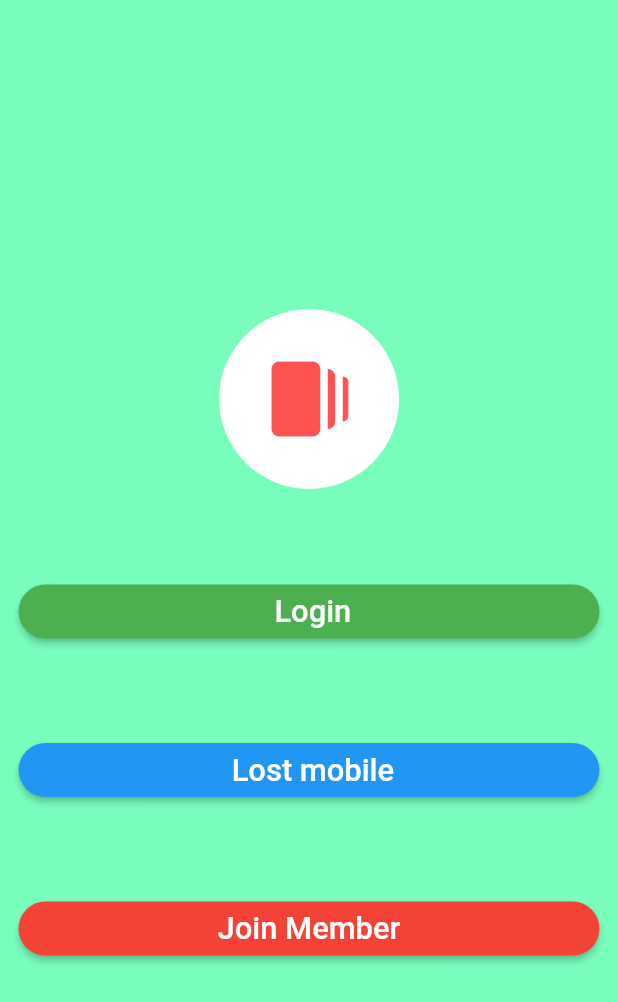
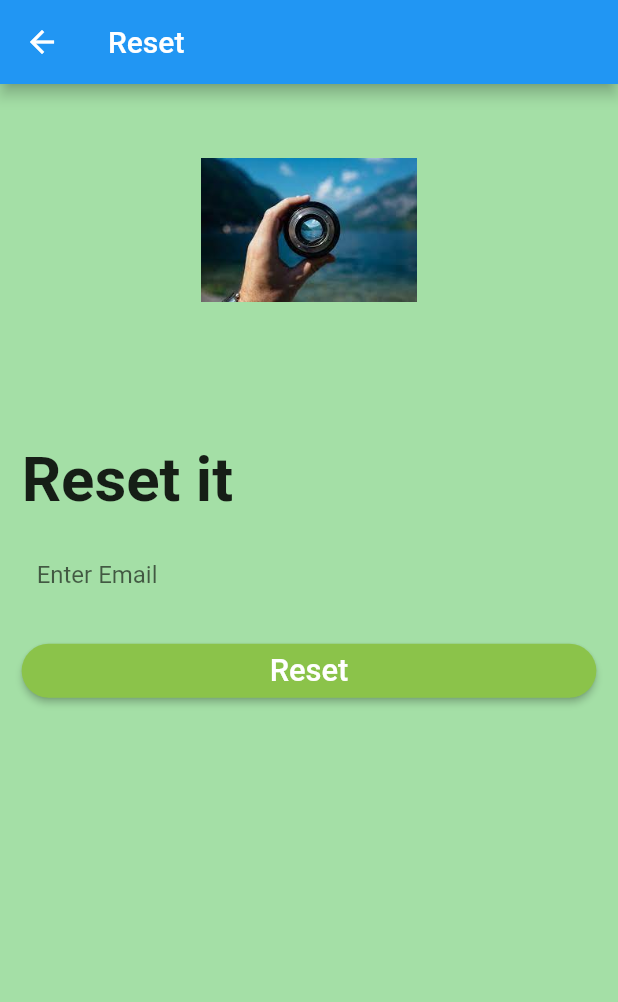
Before and after one commit to 047MuhammadYousuf/Web_services, a Flutter app: the screen it shows after launch, after a tap on "Lost mobile", on a phone screen of 412 x 824 dp. Shown: the top 1002 px of the screen. Run offline on Flutter 3.47's test engine with Material 2 defaults, Android fonts, the phone set to English and light mode, and no system bars; our stand-ins replace local_auth, qr_flutter; missing offline and left inert: qr_code_scanner.

Commit message:
Lost_screen_add

```diff
--- a/lib/main.dart
+++ b/lib/main.dart
@@ -2,6 +2,7 @@ import 'dart:async';
 
 import 'package:flutter/material.dart';
 import 'package:web_services/screen/landing.dart';
+import 'package:web_services/screen/lostmobile.dart';
 
 void main() {
   runApp(const MyApp());
@@ -90,7 +91,8 @@ class _MyHomePageState extends State<MyHomePage> {
                       textAlign: TextAlign.center,
                       style: TextStyle(
                           color: Colors.white,
-                          fontSize: MediaQuery.of(context).size.width*0.045,
+                          fontSize: MediaQuery.of(context).size.width*0.045
+                          ,
                           fontWeight: FontWeight.bold,
                       ),
                     )
--- a/lib/screen/landing.dart
+++ b/lib/screen/landing.dart
@@ -1,5 +1,6 @@
 import 'package:flutter/material.dart';
 import 'package:web_services/screen/login.dart';
+import 'package:web_services/screen/lostmobile.dart';
 import 'package:web_services/screen/qrcode/home.dart';
 
 class landing extends StatefulWidget {
@@ -57,7 +58,9 @@ class _landingState extends State<landing> {
             height: MediaQuery.of(context).size.height * 0.07,
           ),
           ElevatedButton(
-              onPressed: () {},
+              onPressed: () {
+                Navigator.push(context, MaterialPageRoute(builder: (context)=>ForgetPassword()));
+              },
               style: ElevatedButton.styleFrom(
                 primary: Colors.blue,
                 shape: new RoundedRectangleBorder(
--- /dev/null
+++ b/lib/screen/lostmobile.dart
@@ -0,0 +1,73 @@
+import 'package:flutter/material.dart';
+import 'package:web_services/screen/qrcode/widgets.dart';
+
+class ForgetPassword extends StatefulWidget {
+  const ForgetPassword({Key? key}) : super(key: key);
+
+  @override
+  State<ForgetPassword> createState() => _ForgetPasswordState();
+}
+
+class _ForgetPasswordState extends State<ForgetPassword> {
+  @override
+  Widget build(BuildContext context) {
+    return Scaffold(
+      appBar: AppBar(title: Text('Reset'),),
+        resizeToAvoidBottomInset: false,
+      backgroundColor: Color.fromARGB(255, 164, 223, 166),
+      body: Center(
+        child: Container(
+          alignment: Alignment.center,
+          width: MediaQuery.of(context).size.width * 0.93,
+          child: ListView(
+            children: [
+              Container(
+                  padding: EdgeInsets.only(
+                    top: MediaQuery.of(context).size.height * 0.06,
+                    bottom: MediaQuery.of(context).size.height * 0.09,
+                  ),
+                  alignment: Alignment.center,
+                  child: Image.asset(
+                    'assets/back.jpg',
+                    width: MediaQuery.of(context).size.width * 0.35,
+                  )
+                  ),
+              Container(
+                padding: EdgeInsets.only(top: MediaQuery.of(context).size.height*0.025),
+                alignment: Alignment.bottomLeft,
+                child: Text(
+                  "Reset it",
+                  style: TextStyle(
+                      fontSize: MediaQuery.of(context).size.width * 0.1,
+                      fontWeight: FontWeight.bold),
+                ),
+              ),
+              Container(
+                padding: EdgeInsets.all(10),
+                child: TextField(
+                    cursorColor: Colors.black,
+                    decoration: InputDecoration(
+                      border: InputBorder.none,
+                      labelText: 'Enter Email',
+                    )),
+              ),
+              ElevatedButton(
+                  style: ElevatedButton.styleFrom(primary: Colors.lightGreen,
+                   shape:  new RoundedRectangleBorder(
+                  borderRadius: new  BorderRadius.circular(25.0),
+                  ),
+                  ),
+                  onPressed: () {
+                    // Navigator.pushReplacement(
+                    //     context,
+                    //     MaterialPageRoute(
+                    //         builder: (context) => ResetAnimation()));
+                  },
+                  child: Text("Reset",style: TextStyle(fontSize: MediaQuery.of(context).size.width*0.05),))
+            ],
+          ),
+        ),
+      ),
+    );
+  }
+}
```
